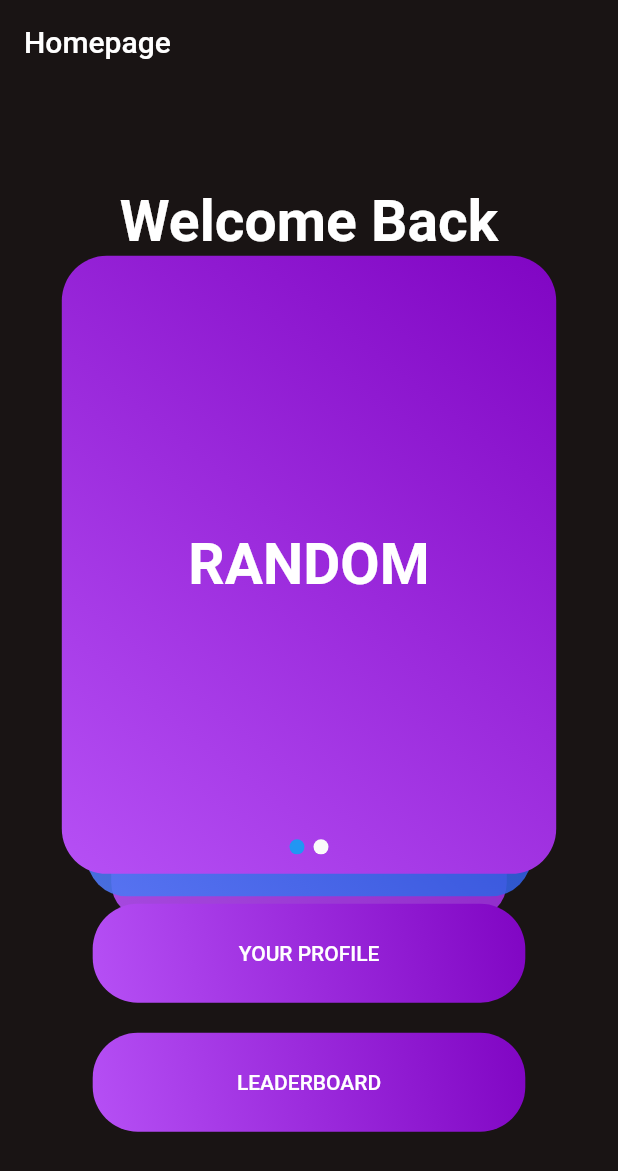
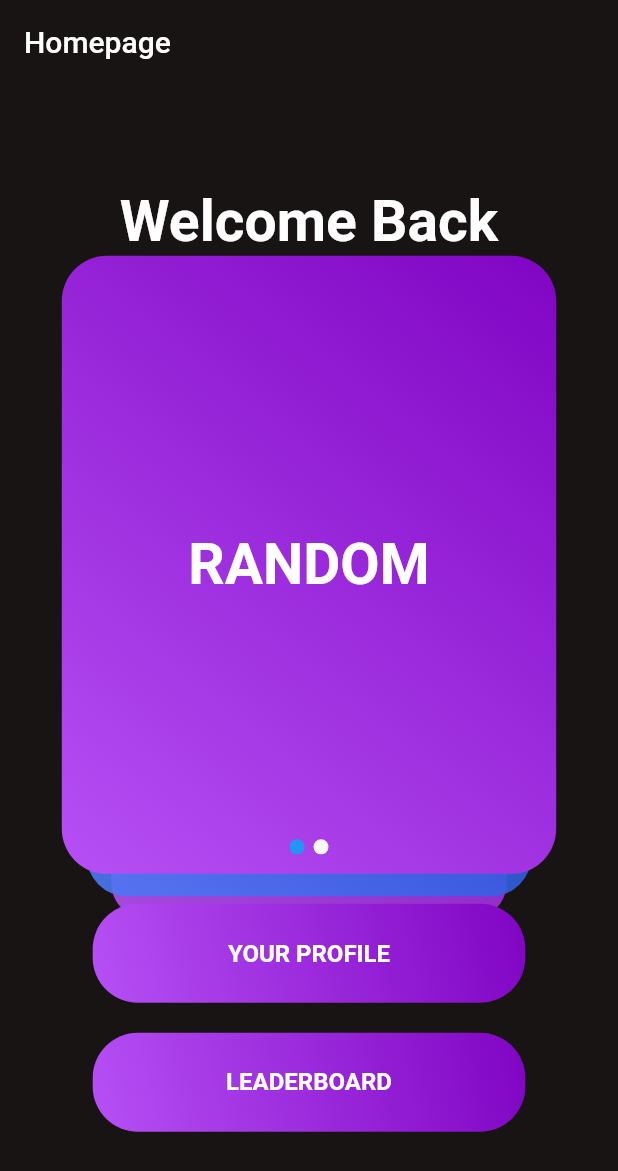
Before and after one commit to orsoFra/Spotiquiz, a Flutter app: the MyHomePage screen opened directly, on a phone screen of 412 x 824 dp. Shown: the top 1171 px of the screen. Run offline on Flutter 3.47's test engine with Material 2 defaults, Android fonts, the phone set to English and light mode, and no system bars; drawn by our look-alikes of card_swiper; our stand-ins replace assets_audio_player, cloud_firestore, firebase_core, flutter_dotenv, flutter_secure_storage, flutter_svg and 1 more; missing offline and left inert: flutter_web_auth, test; accounts and stored records are empty; network calls fail.

Commit message:
updated profile page

```diff
--- a/lib/screens/homepage.dart
+++ b/lib/screens/homepage.dart
@@ -129,7 +129,7 @@ class _MyHomePageState extends State<MyHomePage> {
                           );
                         } //else
                       },
-                      itemCount: 2,
+                      itemCount: snapshot.data!.length,
                       pagination: const SwiperPagination(),
                       control: const SwiperControl(color: Colors.transparent),
                       itemHeight: queryData.size.height * 0.5,
@@ -165,7 +165,12 @@ class _MyHomePageState extends State<MyHomePage> {
                     Navigator.of(context).push(MaterialPageRoute(builder: (context) => UserPage()));
                   },
                   style: ElevatedButton.styleFrom(primary: Colors.transparent, shadowColor: Colors.transparent),
-                  child: Text("YOUR PROFILE"),
+                  child: Text("YOUR PROFILE",
+                      style: TextStyle(
+                        color: Colors.white,
+                        fontSize: 16,
+                        fontWeight: FontWeight.bold,
+                      )),
                 ),
               ),
             ),
@@ -193,7 +198,12 @@ class _MyHomePageState extends State<MyHomePage> {
                     Navigator.of(context).push(MaterialPageRoute(builder: (context) => Leaderboard()));
                   },
                   style: ElevatedButton.styleFrom(primary: Colors.transparent, shadowColor: Colors.transparent),
-                  child: Text("LEADERBOARD"),
+                  child: Text("LEADERBOARD",
+                      style: TextStyle(
+                        color: Colors.white,
+                        fontSize: 16,
+                        fontWeight: FontWeight.bold,
+                      )),
                 ),
               ),
             ),
```
Also changed, not shown: lib/screens/leaderboard_page.dart (+16 -9 lines), lib/screens/userpage.dart (+58 -19 lines).
